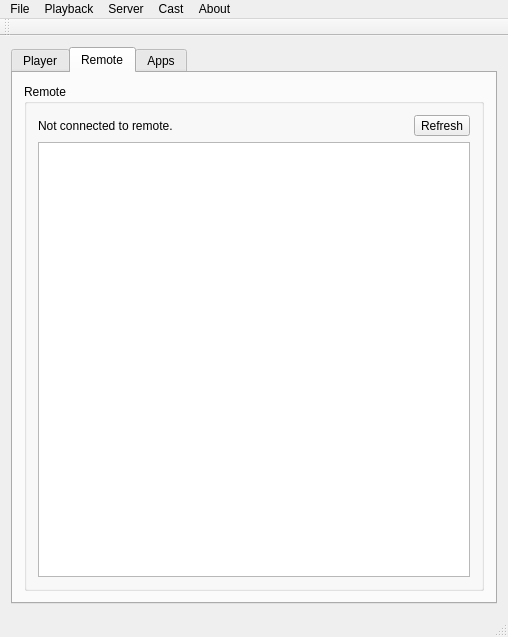
Before: the Qt Designer form player/NymphCastPlayer/mainwindow.ui in MayaPosch/NymphCast, drawn with Qt 5.
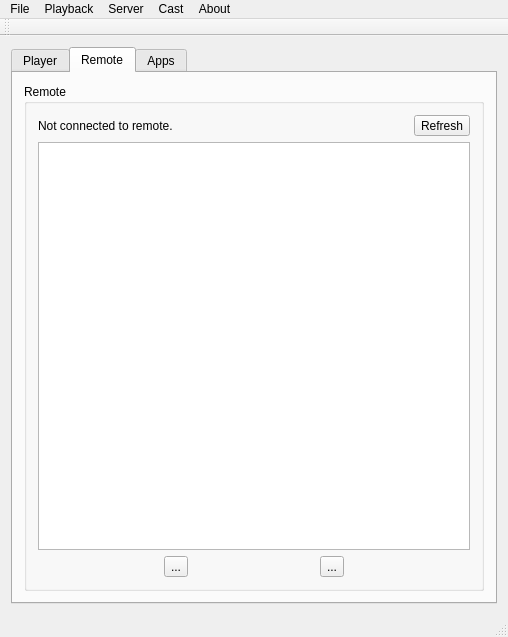
After: the same form once the commit is applied. The open tabs and pages were chosen to show the change. Icons and pictures are not drawn.

Patch:
```diff
--- a/player/NymphCastPlayer/mainwindow.ui
+++ b/player/NymphCastPlayer/mainwindow.ui
@@ -229,7 +229,7 @@
               </widget>
              </item>
              <item>
-              <widget class="QToolButton" name="connectToolButton">
+              <widget class="QToolButton" name="refreshRemotesToolButton">
                <property name="toolTip">
                 <string>Refresh remotes</string>
                </property>
@@ -253,6 +253,86 @@
            <item>
             <widget class="QListWidget" name="remotesListWidget"/>
            </item>
+           <item>
+            <layout class="QHBoxLayout" name="horizontalLayout_7">
+             <item>
+              <spacer name="horizontalSpacer_3">
+               <property name="orientation">
+                <enum>Qt::Horizontal</enum>
+               </property>
+               <property name="sizeHint" stdset="0">
+                <size>
+                 <width>40</width>
+                 <height>20</height>
+                </size>
+               </property>
+              </spacer>
+             </item>
+             <item>
+              <widget class="QToolButton" name="connectToolButton">
+               <property name="toolTip">
+                <string>Connect to selected remote</string>
+               </property>
+               <property name="text">
+                <string>...</string>
+               </property>
+               <property name="icon">
+                <iconset resource="resources.qrc">
+                 <normaloff>:/icons/icons/connected.png</normaloff>:/icons/icons/connected.png</iconset>
+               </property>
+               <property name="iconSize">
+                <size>
+                 <width>32</width>
+                 <height>32</height>
+                </size>
+               </property>
+              </widget>
+             </item>
+             <item>
+              <spacer name="horizontalSpacer">
+               <property name="orientation">
+                <enum>Qt::Horizontal</enum>
+               </property>
+               <property name="sizeHint" stdset="0">
+                <size>
+                 <width>40</width>
+                 <height>20</height>
+                </size>
+               </property>
+              </spacer>
+             </item>
+             <item>
+              <widget class="QToolButton" name="disconnectToolButton">
+               <property name="text">
+                <string>...</string>
+               </property>
+               <property name="icon">
+                <iconset resource="resources.qrc">
+                 <normaloff>:/icons/icons/disconnected.png</normaloff>:/icons/icons/disconnected.png</iconset>
+               </property>
+               <property name="iconSize">
+                <size>
+                 <width>32</width>
+                 <height>32</height>
+                </size>
+               </property>
+              </widget>
+             </item>
+             <item>
+              <spacer name="horizontalSpacer_2">
+               <property name="orientation">
+                <enum>Qt::Horizontal</enum>
+               </property>
+               <property name="sizeHint" stdset="0">
+                <size>
+                 <width>40</width>
+                 <height>20</height>
+                </size>
+               </property>
+              </spacer>
+             </item>
+            </layout>
+           </item>
           </layout>
          </widget>
         </item>
```
Left out of the diff: 2 changed lines with no effect on the pictures.
